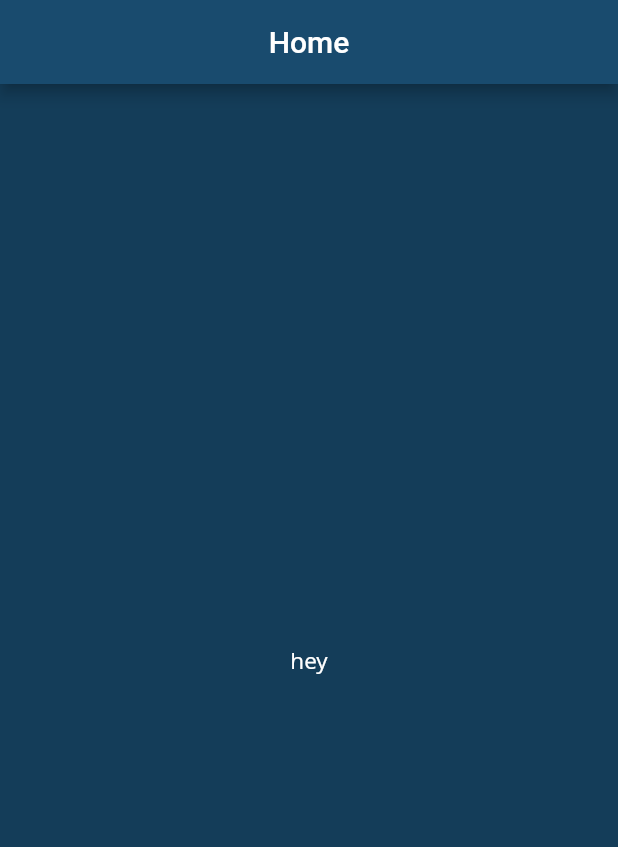
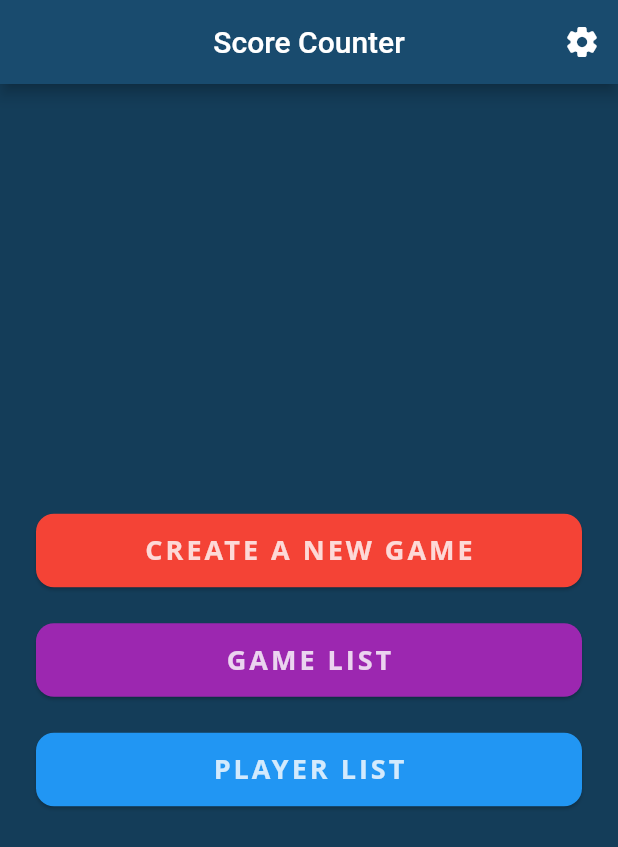
Before and after one commit to nikolajjsj/ScoreCounter, a Flutter app: the screen it shows after launch, on a phone screen of 412 x 824 dp. Shown: the top 847 px of the screen. Run offline on Flutter 3.47's test engine with Material 2 defaults, Android fonts, the phone set to English and light mode, and no system bars; our stand-ins replace equatable, flutter_bloc, get_it, hydrated_bloc, shared_preferences.

Commit message:
Added basic home page screen

```diff
--- a/lib/screens/home_page.dart
+++ b/lib/screens/home_page.dart
@@ -1,4 +1,6 @@
 import 'package:flutter/material.dart';
+import 'package:scoreboard/screens/settings/settings_screen.dart';
+import 'package:scoreboard/widgets/card_widget.dart';
 
 class HomeScreen extends StatelessWidget {
   const HomeScreen();
@@ -6,8 +8,33 @@ class HomeScreen extends StatelessWidget {
   @override
   Widget build(BuildContext context) {
     return Scaffold(
-      appBar: AppBar(title: Text('Home')),
-      body: Center(child: Text('hey')),
+      appBar: AppBar(
+        title: Text('Score Counter'),
+        actions: [
+          IconButton(
+            icon: Icon(Icons.settings_rounded),
+            onPressed: () => Navigator.of(context).push(SettingsScreen.route()),
+          ),
+        ],
+      ),
+      body: Column(
+        crossAxisAlignment: CrossAxisAlignment.stretch,
+        mainAxisAlignment: MainAxisAlignment.center,
+        children: [
+          CardWidget(
+            title: 'CREATE A NEW GAME',
+            color: Colors.red,
+          ),
+          CardWidget(
+            title: 'GAME LIST',
+            color: Colors.purple,
+          ),
+          CardWidget(
+            title: 'PLAYER LIST',
+            color: Colors.blue,
+          ),
+        ],
+      ),
     );
   }
 }
--- /dev/null
+++ b/lib/widgets/card_widget.dart
@@ -0,0 +1,35 @@
+import 'package:flutter/material.dart';
+
+class CardWidget extends StatelessWidget {
+  final String title;
+  final Color color;
+
+  const CardWidget({
+    Key key,
+    @required this.title,
+    @required this.color,
+  }) : super(key: key);
+
+  @override
+  Widget build(BuildContext context) {
+    final _textTheme = Theme.of(context).textTheme;
+
+    return Padding(
+      padding: const EdgeInsets.symmetric(horizontal: 24.0, vertical: 12.0),
+      child: Material(
+        color: color,
+        elevation: 1.0,
+        borderRadius: BorderRadius.circular(12.0),
+        child: Padding(
+          padding: const EdgeInsets.symmetric(vertical: 12.0),
+          child: Center(
+            child: Text(
+              title,
+              style: _textTheme.headline4.apply(fontWeightDelta: 4),
+            ),
+          ),
+        ),
+      ),
+    );
+  }
+}
```
Also changed, not shown: 3 other files.
